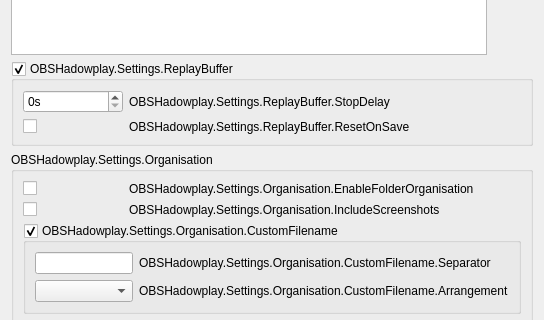
Old version of the form src/ui/SettingsDialog.ui in the repository EZ64cool/obs-hadowplay; both pictures show x 0 to 544 and y 193 to 513 of the 544 by 641 pixel window.
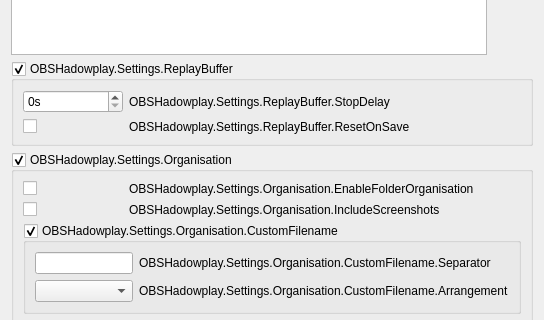
New version of the form.

Patch:
```diff
--- a/src/ui/SettingsDialog.ui
+++ b/src/ui/SettingsDialog.ui
@@ -193,7 +193,7 @@
       <bool>false</bool>
      </property>
      <property name="checkable">
-      <bool>false</bool>
+      <bool>true</bool>
      </property>
      <layout class="QGridLayout" name="gridLayout_2" columnstretch="0,1" columnminimumwidth="100,0">
       <property name="leftMargin">
```
Left out of the diff: 2 changed lines with no effect on the pictures.
